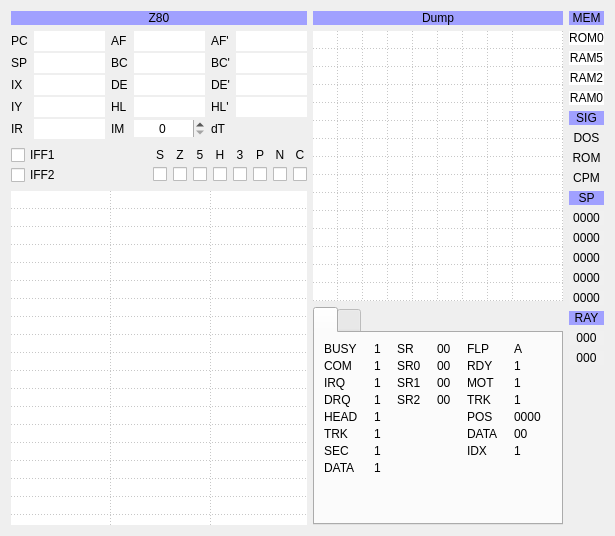
First picture: the form in ui/debuger.ui, repository samstyle/Xpeccy, before the edit.
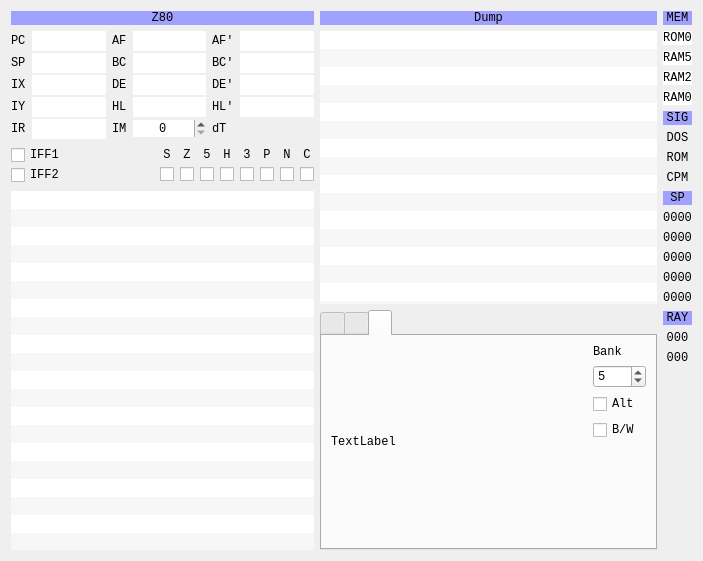
Second picture: the form after the edit. The open tabs and pages were chosen to show the change. Icons and pictures are not drawn.

Commit message: build 20150720 [+] debuger: Show current state of ZX Screen [+] debuger: Fix R displaying [+] debuger: Show text rows in dump table (not editable)

What changed in the file:
```diff
--- a/ui/debuger.ui
+++ b/ui/debuger.ui
@@ -9,10 +9,15 @@
    <rect>
     <x>0</x>
     <y>0</y>
-    <width>615</width>
-    <height>536</height>
+    <width>703</width>
+    <height>551</height>
    </rect>
   </property>
+  <property name="font">
+   <font>
+    <family>Monospace</family>
+   </font>
+  </property>
   <property name="windowTitle">
    <string>Xpeccy deBUGa</string>
   </property>
@@ -25,7 +30,7 @@
   </property>
   <layout class="QHBoxLayout" name="horizontalLayout">
    <item>
-    <layout class="QVBoxLayout" name="verticalLayout_5">
+    <layout class="QVBoxLayout" name="verticalLayout_5" stretch="0,0,0,10">
      <item>
       <widget class="QLabel" name="label_26">
        <property name="styleSheet">
@@ -590,6 +595,9 @@
        <property name="contextMenuPolicy">
         <enum>Qt::CustomContextMenu</enum>
        </property>
+       <property name="autoFillBackground">
+        <bool>true</bool>
+       </property>
        <property name="frameShape">
         <enum>QFrame::NoFrame</enum>
        </property>
@@ -605,17 +613,20 @@
        <property name="tabKeyNavigation">
         <bool>false</bool>
        </property>
+       <property name="alternatingRowColors">
+        <bool>true</bool>
+       </property>
        <property name="selectionMode">
         <enum>QAbstractItemView::SingleSelection</enum>
        </property>
        <property name="showGrid">
-        <bool>true</bool>
+        <bool>false</bool>
        </property>
        <property name="gridStyle">
         <enum>Qt::DotLine</enum>
        </property>
        <property name="rowCount">
-        <number>21</number>
+        <number>22</number>
        </property>
        <property name="columnCount">
         <number>3</number>
@@ -656,6 +667,7 @@
        <row/>
        <row/>
        <row/>
+       <row/>
        <column/>
        <column/>
        <column/>
@@ -680,21 +692,18 @@
      </item>
      <item>
       <widget class="QTableWidget" name="dumpTable">
-       <property name="sizePolicy">
-        <sizepolicy hsizetype="Expanding" vsizetype="Fixed">
-         <horstretch>0</horstretch>
-         <verstretch>0</verstretch>
-        </sizepolicy>
-       </property>
        <property name="minimumSize">
         <size>
-         <width>250</width>
-         <height>270</height>
+         <width>320</width>
+         <height>273</height>
         </size>
        </property>
        <property name="contextMenuPolicy">
         <enum>Qt::CustomContextMenu</enum>
        </property>
+       <property name="autoFillBackground">
+        <bool>true</bool>
+       </property>
        <property name="frameShape">
         <enum>QFrame::NoFrame</enum>
        </property>
@@ -710,9 +719,15 @@
        <property name="tabKeyNavigation">
         <bool>false</bool>
        </property>
+       <property name="alternatingRowColors">
+        <bool>true</bool>
+       </property>
        <property name="selectionMode">
         <enum>QAbstractItemView::SingleSelection</enum>
        </property>
+       <property name="showGrid">
+        <bool>false</bool>
+       </property>
        <property name="gridStyle">
         <enum>Qt::DotLine</enum>
        </property>
@@ -720,7 +735,7 @@
         <number>16</number>
        </property>
        <property name="columnCount">
-        <number>9</number>
+        <number>10</number>
        </property>
        <attribute name="horizontalHeaderVisible">
         <bool>false</bool>
@@ -771,6 +786,7 @@
        <column/>
        <column/>
        <column/>
+       <column/>
       </widget>
      </item>
      <item>
@@ -1231,6 +1247,81 @@
          </item>
         </layout>
        </widget>
+       <widget class="QWidget" name="scrTab">
+        <attribute name="icon">
+         <iconset resource="../xpeccy.qrc">
+          <normaloff>:/images/display.png</normaloff>:/images/display.png</iconset>
+        </attribute>
+        <attribute name="title">
+         <string/>
+        </attribute>
+        <layout class="QHBoxLayout" name="horizontalLayout_3">
+         <item>
+          <widget class="QLabel" name="scrLabel">
+           <property name="minimumSize">
+            <size>
+             <width>256</width>
+             <height>192</height>
+            </size>
+           </property>
+           <property name="text">
+            <string>TextLabel</string>
+           </property>
+          </widget>
+         </item>
+         <item>
+          <layout class="QVBoxLayout" name="verticalLayout_3">
+           <item>
+            <widget class="QLabel" name="label_49">
+             <property name="text">
+              <string>Bank</string>
+             </property>
+            </widget>
+           </item>
+           <item>
+            <widget class="QSpinBox" name="sbScrBank">
+             <property name="minimum">
+              <number>0</number>
+             </property>
+             <property name="maximum">
+              <number>255</number>
+             </property>
+             <property name="value">
+              <number>5</number>
+             </property>
+            </widget>
+           </item>
+           <item>
+            <widget class="QCheckBox" name="cbScrAlt">
+             <property name="text">
+              <string>Alt</string>
+             </property>
+            </widget>
+           </item>
+           <item>
+            <widget class="QCheckBox" name="cbScrAtr">
+             <property name="text">
+              <string>B/W</string>
+             </property>
+            </widget>
+           </item>
+           <item>
+            <spacer name="verticalSpacer_5">
+             <property name="orientation">
+              <enum>Qt::Vertical</enum>
+             </property>
+             <property name="sizeHint" stdset="0">
+              <size>
+               <width>20</width>
+               <height>40</height>
+              </size>
+             </property>
+            </spacer>
+           </item>
+          </layout>
+         </item>
+        </layout>
+       </widget>
       </widget>
      </item>
     </layout>
```
Left out of the diff: 2 changed lines with no effect on the pictures. The commit also changes 6 other files.
